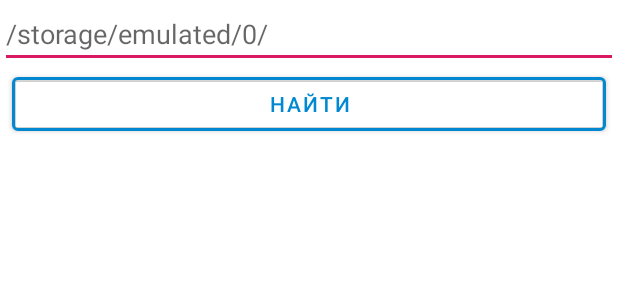
After one commit to Makentoshe/MediaPlayer, an Android app: the layout dialog_directory_choose.xml on its own in the app's theme, with its tools: preview values and no code run, on a phone screen of 412 x 824 dp. The commit adds this screen. Shown: the top 300 px of the screen. Run offline under Robolectric (Android 15) with nearby library versions, the phone set to English and light mode, and no system bars.

Commit message:
[feature] Add activity for choosing a directory

```diff
--- a/app/src/main/AndroidManifest.xml
+++ b/app/src/main/AndroidManifest.xml
@@ -18,6 +18,7 @@
                 <category android:name="android.intent.category.LAUNCHER" />
             </intent-filter>
         </activity>
+        <activity android:name=".DirectoryChooseActivity" />
     </application>
 
 </manifest>
--- /dev/null
+++ b/app/src/main/res/layout/dialog_directory_choose.xml
@@ -0,0 +1,27 @@
+<?xml version="1.0" encoding="utf-8"?>
+<LinearLayout xmlns:android="http://schemas.android.com/apk/res/android"
+    xmlns:app="http://schemas.android.com/apk/res-auto"
+    android:orientation="vertical"
+    android:layout_width="match_parent"
+    android:layout_height="match_parent">
+
+    <EditText
+        android:layout_width="match_parent"
+        android:layout_height="wrap_content"
+        android:id="@+id/dialog_edit_text"
+        android:hint="@string/dialog_edittext_hint"
+        android:inputType="textWebEditText" />
+
+    <com.google.android.material.button.MaterialButton
+        android:id="@+id/dialog_button"
+        android:layout_width="match_parent"
+        android:layout_height="wrap_content"
+        android:layout_marginStart="8dp"
+        android:layout_marginEnd="8dp"
+        android:backgroundTint="@android:color/transparent"
+        app:strokeColor="@color/MaterialLightBlue700"
+        android:textColor="@color/MaterialLightBlue700"
+        app:strokeWidth="2dp"
+        android:text="Найти"/>
+
+</LinearLayout>
--- a/app/src/main/res/values/strings.xml
+++ b/app/src/main/res/values/strings.xml
@@ -1,3 +1,4 @@
 <resources>
     <string name="app_name">VkInternship</string>
+    <string name="dialog_edittext_hint">/storage/emulated/0/</string>
 </resources>
```
Also changed, not shown: app/src/main/java/com/makentoshe/vkinternship/DirectoryChooseActivity.kt (added, +41 -0 lines), app/src/main/java/com/makentoshe/vkinternship/MainActivity.kt (+31 -9 lines).
